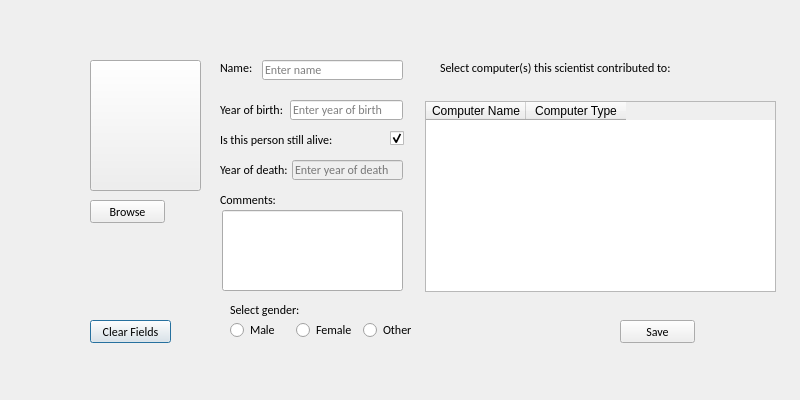
Old version of the form Hopur21Verkefni/MyComputerScienceList/ui/addcomputerscientist.ui in the repository Hopur21/Hopur21.
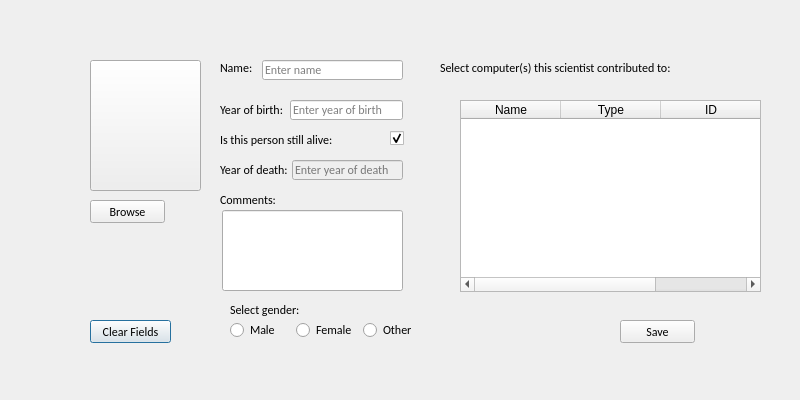
New version of the form. Icons and pictures are not drawn.

Commit message: tableSelection problems

The edit to the form file:
```diff
--- a/Hopur21Verkefni/MyComputerScienceList/ui/addcomputerscientist.ui
+++ b/Hopur21Verkefni/MyComputerScienceList/ui/addcomputerscientist.ui
@@ -398,10 +398,10 @@
    <widget class="QTableWidget" name="tableWidget_Addscientist_selectComputerForScientist">
     <property name="geometry">
      <rect>
-      <x>425</x>
-      <y>101</y>
-      <width>351</width>
-      <height>191</height>
+      <x>460</x>
+      <y>100</y>
+      <width>301</width>
+      <height>192</height>
      </rect>
     </property>
     <property name="selectionMode">
@@ -410,20 +410,19 @@
     <property name="selectionBehavior">
      <enum>QAbstractItemView::SelectRows</enum>
     </property>
-    <property name="iconSize">
-     <size>
-      <width>0</width>
-      <height>0</height>
-     </size>
-    </property>
     <column>
      <property name="text">
-      <string>Computer Name</string>
+      <string>Name</string>
      </property>
     </column>
     <column>
      <property name="text">
-      <string>Computer Type</string>
+      <string>Type</string>
+     </property>
+    </column>
+    <column>
+     <property name="text">
+      <string>ID</string>
      </property>
     </column>
    </widget>
```
The commit also changes 1 other file.
